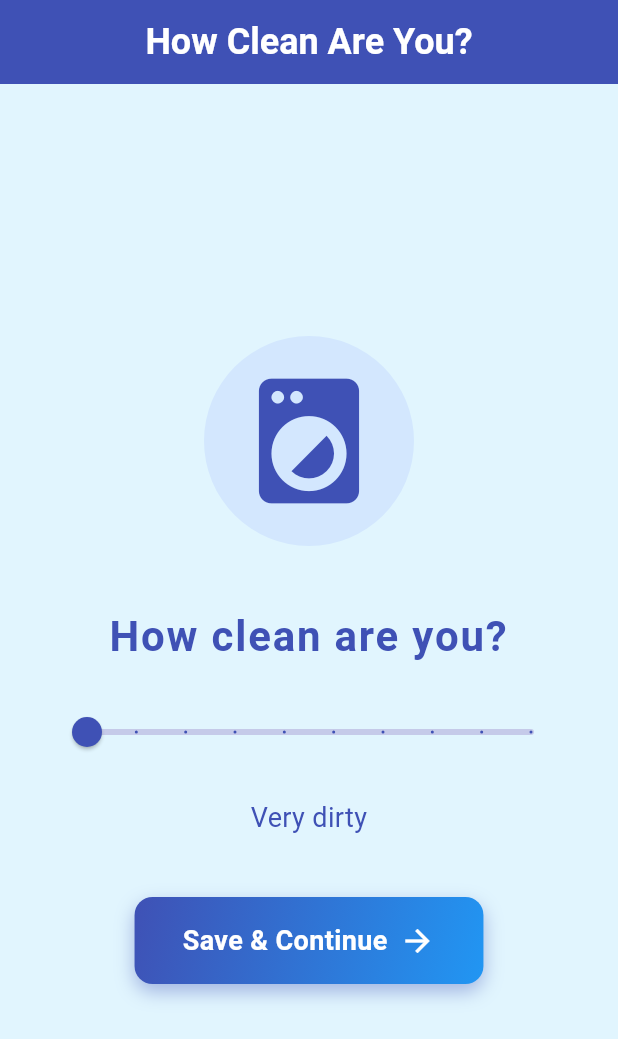
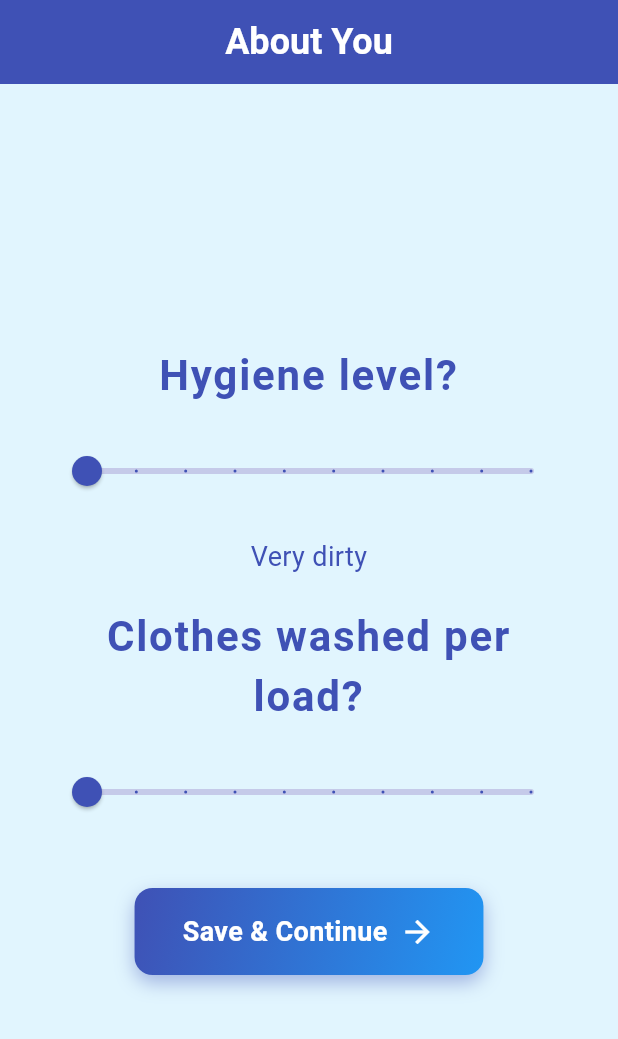
Before and after one commit to aryanmeh624/LaundryLust, a Flutter app: the screen it shows after launch, after a tap on "Get Started", on a phone screen of 412 x 824 dp. Shown: the top 1039 px of the screen. Run offline on Flutter 3.47's test engine with Material 3 defaults, Android fonts, the phone set to English and light mode, and no system bars; our stand-ins replace image_picker, shared_preferences, sqflite; accounts and stored records are empty.

Commit message:
id works

```diff
--- a/lib/cleanliness_page.dart
+++ b/lib/cleanliness_page.dart
@@ -9,7 +9,7 @@ class CleanlinessPage extends StatefulWidget {
 
 class _CleanlinessPageState extends State<CleanlinessPage> {
   double _currentSliderValue = 1.0;
-
+  double _currentSliderValuewas = 1.0;
   // List of descriptions for each slider value
   final List<String> cleanlinessDescriptions = [
     "Very dirty",  // 1
@@ -34,12 +34,14 @@ class _CleanlinessPageState extends State<CleanlinessPage> {
     final prefs = await SharedPreferences.getInstance();
     setState(() {
       _currentSliderValue = (prefs.getInt('cleanlinessLevel') ?? 1).toDouble();
+      _currentSliderValuewas = (prefs.getInt('washfreq')??1).toDouble();
     });
   }
 
   Future<void> _saveCleanlinessLevel() async {
     final prefs = await SharedPreferences.getInstance();
-    await prefs.setInt('cleanlinessLevel', _currentSliderValue.round());
+    await prefs.setInt('cleanlinessLevel', _currentSliderValue.round()==10? _currentSliderValue.round()-1:_currentSliderValue.round());
+    await prefs.setInt('washfreq', _currentSliderValuewas.round()==10? _currentSliderValuewas.round()-1:_currentSliderValuewas.round());
   }
 
   @override
@@ -47,9 +49,9 @@ class _CleanlinessPageState extends State<CleanlinessPage> {
     return Scaffold(
       backgroundColor: Colors.lightBlue[50],
       appBar: AppBar(
-        title: Center(
+        title: const Center(
           child: Text(
-            'How Clean Are You?',
+            'About You',
             style: TextStyle(
               color: Colors.white,
               fontSize: 24,
@@ -68,23 +70,8 @@ class _CleanlinessPageState extends State<CleanlinessPage> {
               mainAxisAlignment: MainAxisAlignment.center,
               crossAxisAlignment: CrossAxisAlignment.center,
               children: [
-                AnimatedContainer(
-                  duration: Duration(seconds: 1),
-                  curve: Curves.easeInOut,
-                  padding: EdgeInsets.all(20),
-                  decoration: BoxDecoration(
-                    shape: BoxShape.circle,
-                    color: Colors.indigoAccent.withOpacity(0.1),
-                  ),
-                  child: Icon(
-                    Icons.local_laundry_service,
-                    size: 100,
-                    color: Colors.indigo,
-                  ),
-                ),
-                SizedBox(height: 40),
-                Text(
-                  'How clean are you?',
+                const Text(
+                  'Hygiene level?',
                   style: TextStyle(
                     color: Colors.indigo,
                     fontSize: 28,
@@ -93,7 +80,7 @@ class _CleanlinessPageState extends State<CleanlinessPage> {
                   ),
                   textAlign: TextAlign.center,
                 ),
-                SizedBox(height: 20),
+                const SizedBox(height: 20),
                 Slider(
                   value: _currentSliderValue,
                   min: 1,
@@ -108,22 +95,47 @@ class _CleanlinessPageState extends State<CleanlinessPage> {
                     });
                   },
                 ),
-                SizedBox(height: 20),
+                const SizedBox(height: 20),
                 // Display the description corresponding to the slider value
                 Text(
                   cleanlinessDescriptions[_currentSliderValue.round() - 1],
-                  style: TextStyle(
+                  style: const TextStyle(
                     color: Colors.indigo,
                     fontSize: 18,
                   ),
                   textAlign: TextAlign.center,
                 ),
-                SizedBox(height: 40),
+                const SizedBox(height: 20),
+                const Text(
+                  'Clothes washed per load?',
+                  style: TextStyle(
+                    color: Colors.indigo,
+                    fontSize: 28,
+                    fontWeight: FontWeight.bold,
+                    letterSpacing: 1.2,
+                  ),
+                  textAlign: TextAlign.center,
+                ),
+                const SizedBox(height: 20),
+                Slider(
+                  value: _currentSliderValuewas,
+                  min: 1,
+                  max: 30,
+                  divisions: 9,
+                  activeColor: Colors.indigo,
+                  inactiveColor: Colors.indigo[100],
+                  label: _currentSliderValuewas.round().toString(),
+                  onChanged: (double valuewas) {
+                    setState(() {
+                      _currentSliderValuewas = valuewas;
+                    });
+                  },
+                ),
+                const SizedBox(height: 40),
                 GestureDetector(
                   onTap: () async {
                     SharedPreferences prefs = await SharedPreferences.getInstance();
                     await prefs.setBool('hasSetCleanliness', true);
-
                     await _saveCleanlinessLevel();
                     Navigator.pushReplacement(
                       context,
@@ -133,7 +145,7 @@ class _CleanlinessPageState extends State<CleanlinessPage> {
                   child: Container(
                     decoration: BoxDecoration(
                       borderRadius: BorderRadius.circular(12),
-                      gradient: LinearGradient(
+                      gradient: const LinearGradient(
                         colors: [Colors.indigo, Colors.blue],
                         begin: Alignment.topLeft,
                         end: Alignment.bottomRight,
@@ -147,7 +159,7 @@ class _CleanlinessPageState extends State<CleanlinessPage> {
                       ],
                     ),
                     padding: EdgeInsets.symmetric(vertical: 16, horizontal: 32),
-                    child: Row(
+                    child: const Row(
                       mainAxisSize: MainAxisSize.min,
                       children: [
                         Text(
```
Also changed, not shown: lib/levelSelectionPage.dart (+1 -17 lines).
